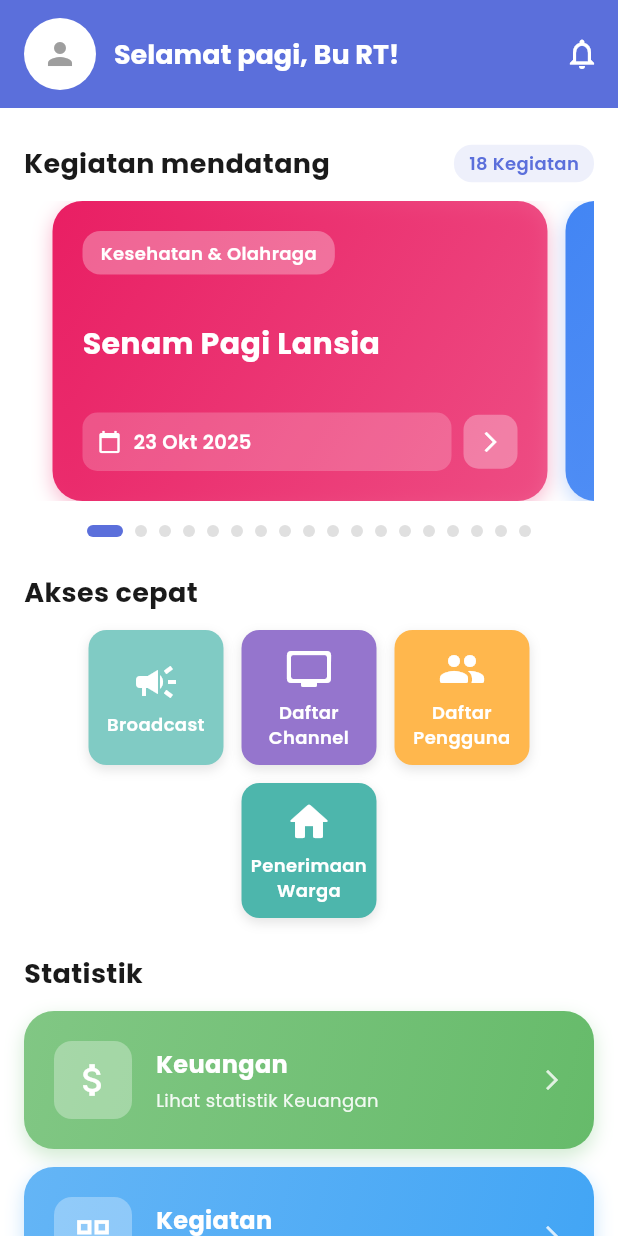
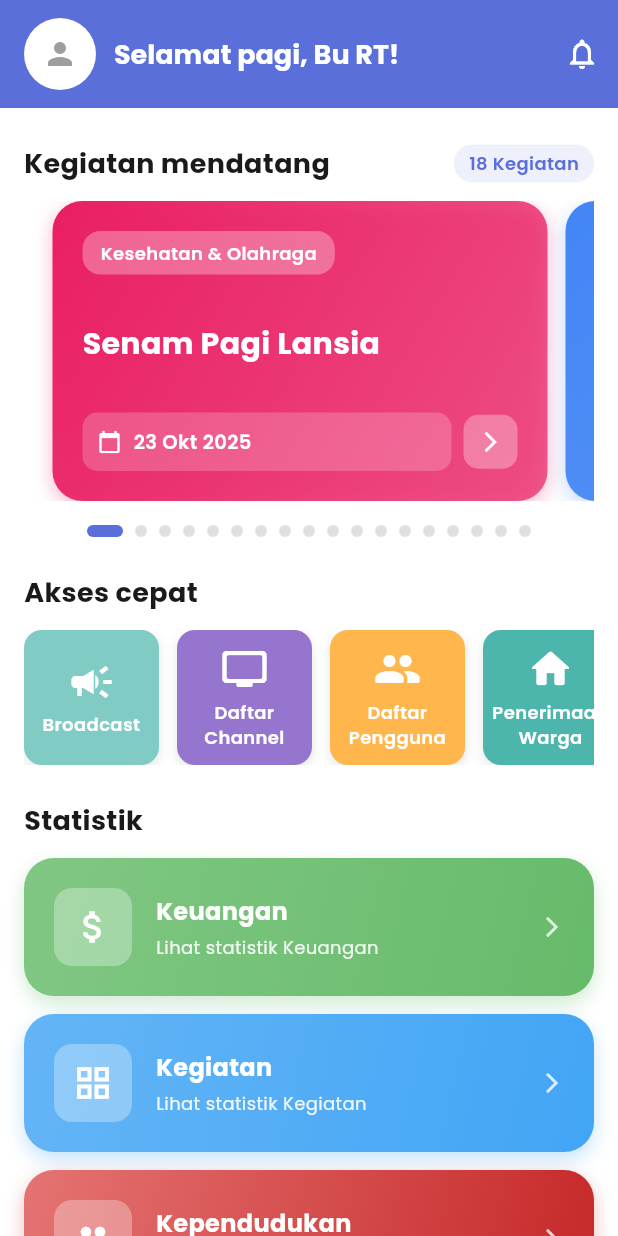
Before and after one commit to Ruphasa/Pentagram, a Flutter app: the Dashboard screen opened directly, on a phone screen of 412 x 824 dp. Run offline on Flutter 3.47's test engine with Material 3 defaults, Android fonts, the phone set to English and light mode, and no system bars; our stand-ins replace firebase_core, fl_chart, google_fonts; accounts and stored records are empty.

Commit message:
Feat : quick access became one row center

```diff
--- a/lib/pages/dashboard/dashboard.dart
+++ b/lib/pages/dashboard/dashboard.dart
@@ -266,8 +266,10 @@ class _DashboardState extends State<Dashboard> {
             style: TextStyle(fontSize: 18, fontWeight: FontWeight.bold),
           ),
           const SizedBox(height: 12),
-          Row(
-            mainAxisAlignment: MainAxisAlignment.center,
+          Center(
+            child: SingleChildScrollView(
+              scrollDirection: Axis.horizontal,
+              child: Row(
                 children: [
                   QuickAccessCard(
                   color: const Color(0xFF80CBC4),
@@ -305,12 +307,7 @@ class _DashboardState extends State<Dashboard> {
                     );
                   },
                 ),
-            ],
-          ),
-          const SizedBox(height: 12),
-          Row(
-            mainAxisAlignment: MainAxisAlignment.center,
-            children: [
+                const SizedBox(width: 12),
                 QuickAccessCard(
                   color: const Color(0xFF4DB6AC),
                   icon: Icons.home_rounded,
@@ -325,6 +322,8 @@ class _DashboardState extends State<Dashboard> {
                   },
                 ),
               ],
+            ),
+          ),
           ),
         ],
       ),
```
Lines whose indentation alone changed are shown as unchanged.
